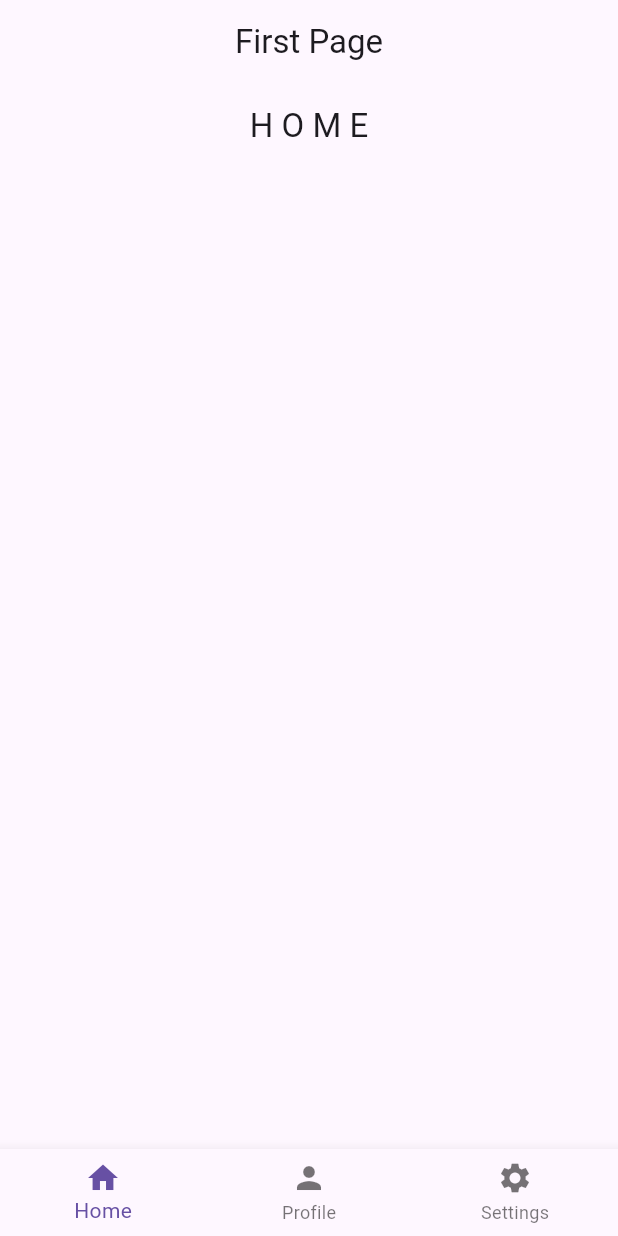
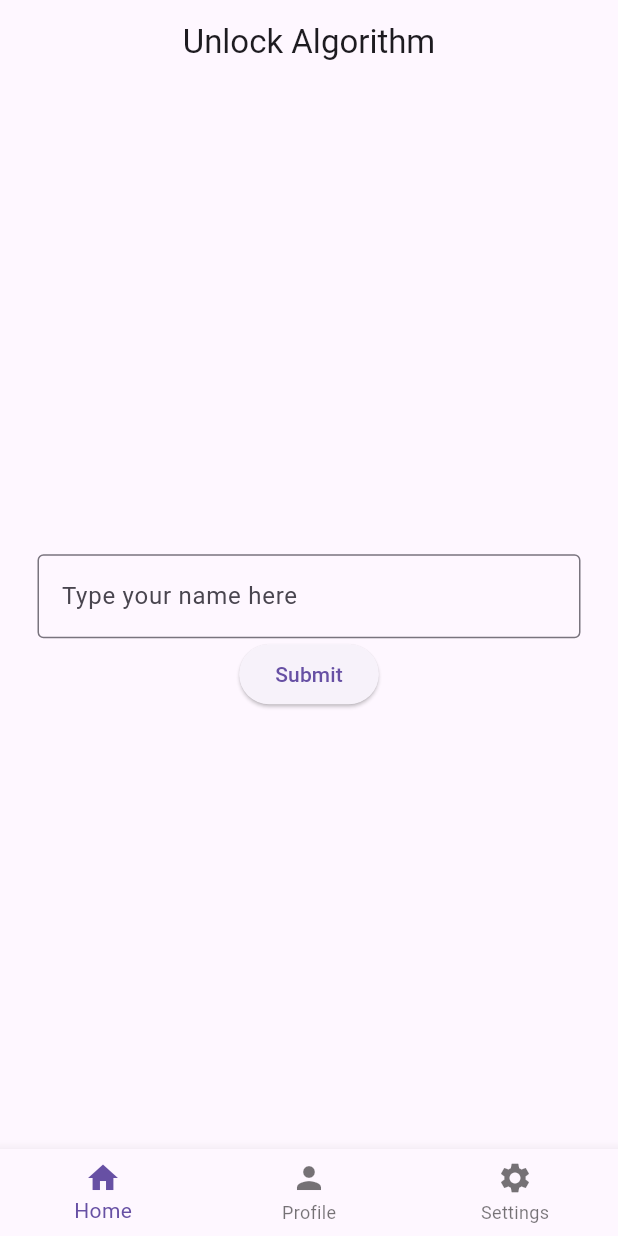
Before and after one commit to santorasu/flutter_practice, a Flutter app: the screen it shows after launch, on a phone screen of 412 x 824 dp. Run offline on Flutter 3.47's test engine with Material 3 defaults, Android fonts, the phone set to English and light mode, and no system bars.

Commit message:
This is practice of input feild and check Box

```diff
--- a/lib/main.dart
+++ b/lib/main.dart
@@ -15,6 +15,7 @@ class MyApp extends StatelessWidget {
     return MaterialApp(
       debugShowCheckedModeBanner: false,
       home:  FirstPage(),
+      theme: ThemeData(primarySwatch: Colors.yellow),
       routes: {
         "/firstpage":(context) => FirstPage(),
         "/homepage":(context) =>  HomePage(),
--- a/lib/pages/first_page.dart
+++ b/lib/pages/first_page.dart
@@ -32,7 +32,7 @@ class _FirstPageState extends State<FirstPage> {
     return Scaffold(
       appBar: AppBar(
         centerTitle: true,
-        title: const Text("First Page"),
+        title: const Text("Unlock Algorithm"),
       ),
       body: _pages[_selectedIndex],
       bottomNavigationBar: BottomNavigationBar(
--- a/lib/pages/home_page.dart
+++ b/lib/pages/home_page.dart
@@ -1,14 +1,44 @@
 import 'package:flutter/material.dart';
 
-class HomePage extends StatelessWidget {
+class HomePage extends StatefulWidget {
   const HomePage({super.key});
 
   @override
+  State<HomePage> createState() => _HomePageState();
+}
+
+class _HomePageState extends State<HomePage> {
+
+  // text editing controller
+  TextEditingController myController = TextEditingController();
+String greetingMessage = "";
+  void greetUser(){
+   setState(() {
+     greetingMessage = 'Hello ${myController.text}';
+   });
+  }
+  @override
   Widget build(BuildContext context) {
     return Scaffold(
-      appBar: AppBar(
-        title: Center(child: Text("H O M E")),
+      body: Center(
+        child: Padding(
+          padding: const EdgeInsets.all(25.0),
+          child: Column(
+            mainAxisAlignment: MainAxisAlignment.center,
+            children: [
+              Text(greetingMessage),
 
+              TextField(
+                controller: myController,
+                decoration: InputDecoration(
+                  border: OutlineInputBorder(),
+                  hintText: 'Type your name here'
+                ),
+              ),
+              ElevatedButton(onPressed: greetUser, child: Text("Submit"))
+            ],
+          ),
+        ),
       ),
     );
   }
```
Also changed, not shown: lib/pages/profile_page.dart (+29 -3 lines), lib/utill/todo_tile.dart (added, +27 -0 lines).
